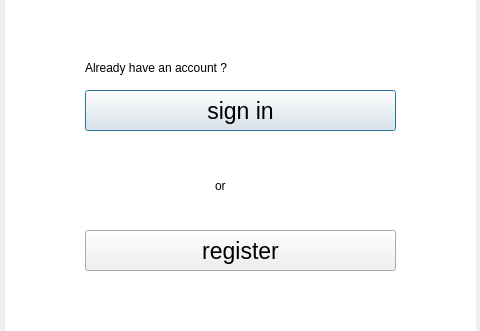
Qt form welcome_page.ui (sasank-paria/python_mini_proj) before a commit; both pictures show x 525 to 1005 and y 240 to 571 of the 1128 by 735 pixel window.
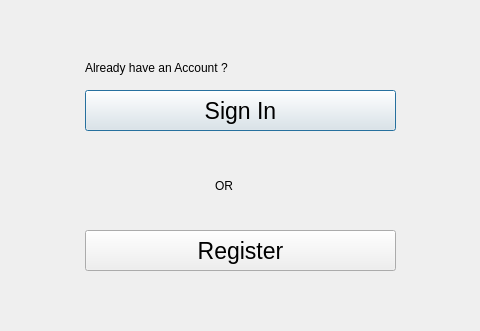
The same form after that commit. Icons and pictures are not drawn.

Commit message: homepage beautification

Diff of the .ui file:
```diff
--- a/welcome_page.ui
+++ b/welcome_page.ui
@@ -94,7 +94,7 @@
 color:rgb(255, 255, 255)</string>
     </property>
     <property name="text">
-     <string>sign in</string>
+     <string>Sign In</string>
     </property>
     <property name="flat">
      <bool>false</bool>
@@ -131,7 +131,7 @@
 </string>
     </property>
     <property name="text">
-     <string>register</string>
+     <string>Register</string>
     </property>
    </widget>
    <widget class="QLabel" name="label_4">
@@ -144,7 +144,7 @@
      </rect>
     </property>
     <property name="text">
-     <string>Already have an account ? </string>
+     <string>Already have an Account ? </string>
     </property>
    </widget>
    <widget class="QLabel" name="label_5">
@@ -160,7 +160,7 @@
      <string notr="true">font: 75 10pt &quot;MS Sans Serif&quot;;</string>
     </property>
     <property name="text">
-     <string>or</string>
+     <string>OR</string>
     </property>
    </widget>
    <widget class="QLabel" name="label_6">
@@ -173,7 +173,8 @@
      </rect>
     </property>
     <property name="styleSheet">
-     <string notr="true">QLabel#label_6 {
+     <string notr="true">
+QLabel#label_6 {
   box-shadow: 10px 10px;
 }
 
@@ -182,7 +183,9 @@
 
 background-color: rgb(255, 255, 255);
   box-shadow: 10px 10px;
-}</string>
+};
+
+Border-radius:15px;</string>
     </property>
     <property name="text">
      <string/>
```
Left out of the diff: 4 changed lines with no effect on the pictures.
